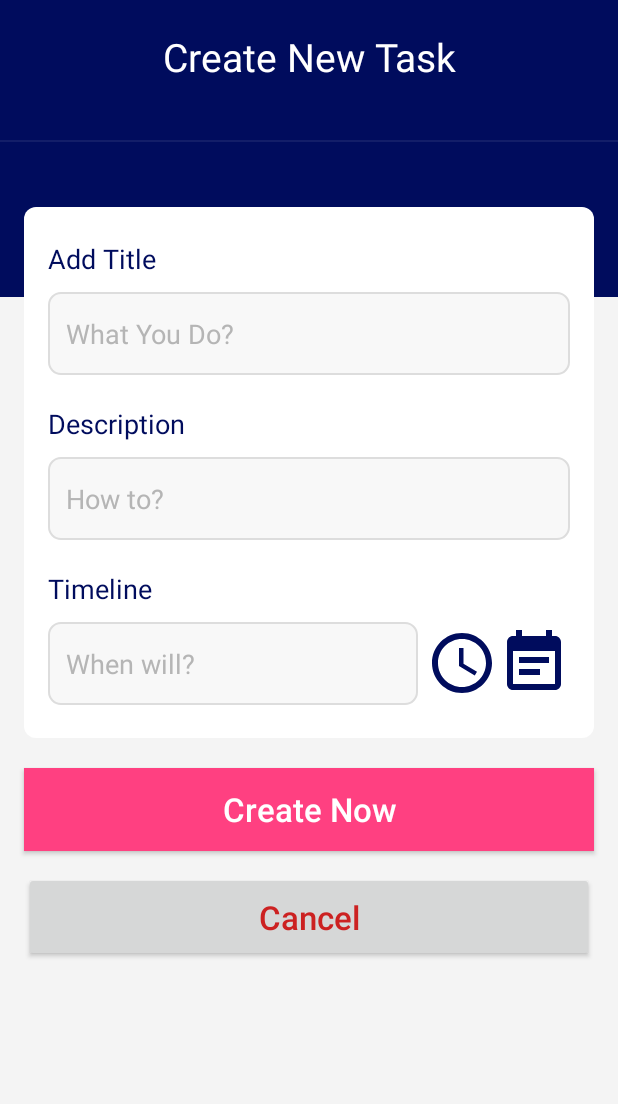
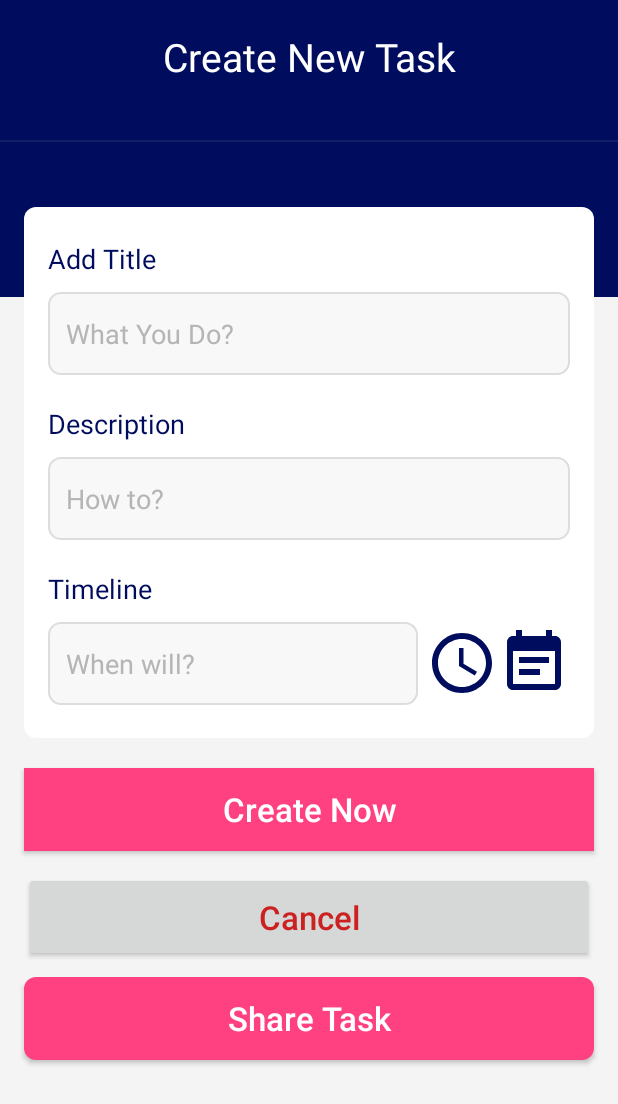
Before and after one commit to bsrcs/YTU_ReminderApp, an Android app: the NewTaskActivity screen opened directly, with no data from a screen before it, on a phone screen of 412 x 824 dp. Shown: the top 1104 px of the screen. Run offline under Robolectric (Android 15) with nearby library versions, the phone set to English and light mode, and no system bars; our stand-ins replace Firebase (no records; nobody signed in at launch, a user with empty details on screens opened directly).

Commit message:
added share feature

```diff
--- a/app/src/main/java/com/busra/reminder/activity/MainActivity.java
+++ b/app/src/main/java/com/busra/reminder/activity/MainActivity.java
@@ -96,7 +96,7 @@ public class MainActivity extends AppCompatActivity {
                                 //if nightmode is not enabled then turn on the night mode and set the flag to true  else turn off the night mode and set the flag to false
                               if( isNightModeEnabled()==false){
                                   setIsNightModeEnabled(true);
-                                  AppCompatDelegate.setDefaultNightMode(AppCompatDelegate.MODE_NIGHT_YES);
+                                AppCompatDelegate.setDefaultNightMode(AppCompatDelegate.MODE_NIGHT_YES);
                                   Toast.makeText(MainActivity.this, "Turned on nightmode !", Toast.LENGTH_SHORT).show();
                               }
                               else{
--- a/app/src/main/res/layout/activity_new_task.xml
+++ b/app/src/main/res/layout/activity_new_task.xml
@@ -184,9 +184,21 @@ tools:context=".activity.MainActivity">
     android:text="@string/btn_cancel"
     android:textColor="#cc2121"
     android:textAllCaps="false"
-
     android:textSize="22sp"
     android:layout_width="match_parent"
     android:layout_height="60dp" />
 
+    <Button
+        android:id="@+id/btnShareNew"
+        android:layout_marginRight="16dp"
+        android:layout_marginLeft="16dp"
+        android:layout_marginTop="10dp"
+        android:text="Share Task"
+        android:textColor="@color/colorWhite"
+        android:textAllCaps="false"
+        android:background="@drawable/bg_btn_create"
+        android:textSize="22sp"
+        android:layout_width="match_parent"
+        android:layout_height="55dp" />
+
 </LinearLayout>
```
Also changed, not shown: app/src/main/java/com/busra/reminder/activity/NewTaskActivity.java (+21 -0 lines), app/src/main/java/com/busra/reminder/activity/TaskEditorActivity.java (+17 -0 lines), app/src/main/res/layout/activity_task_editor.xml (+13 -0 lines), 1 other file.
